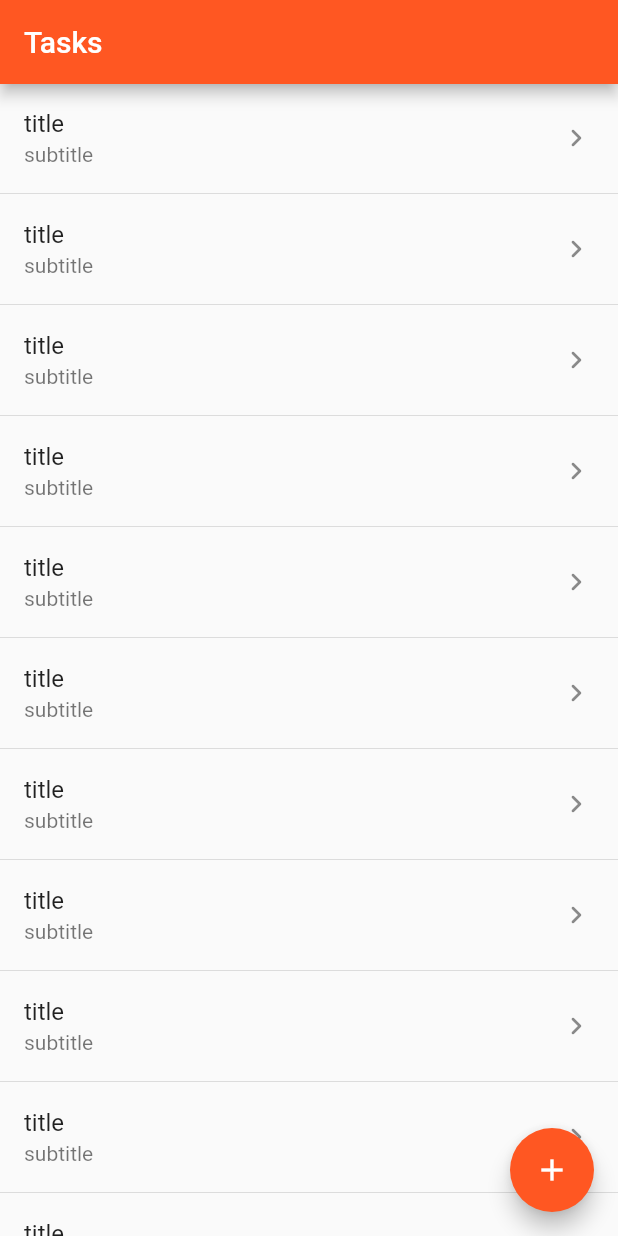
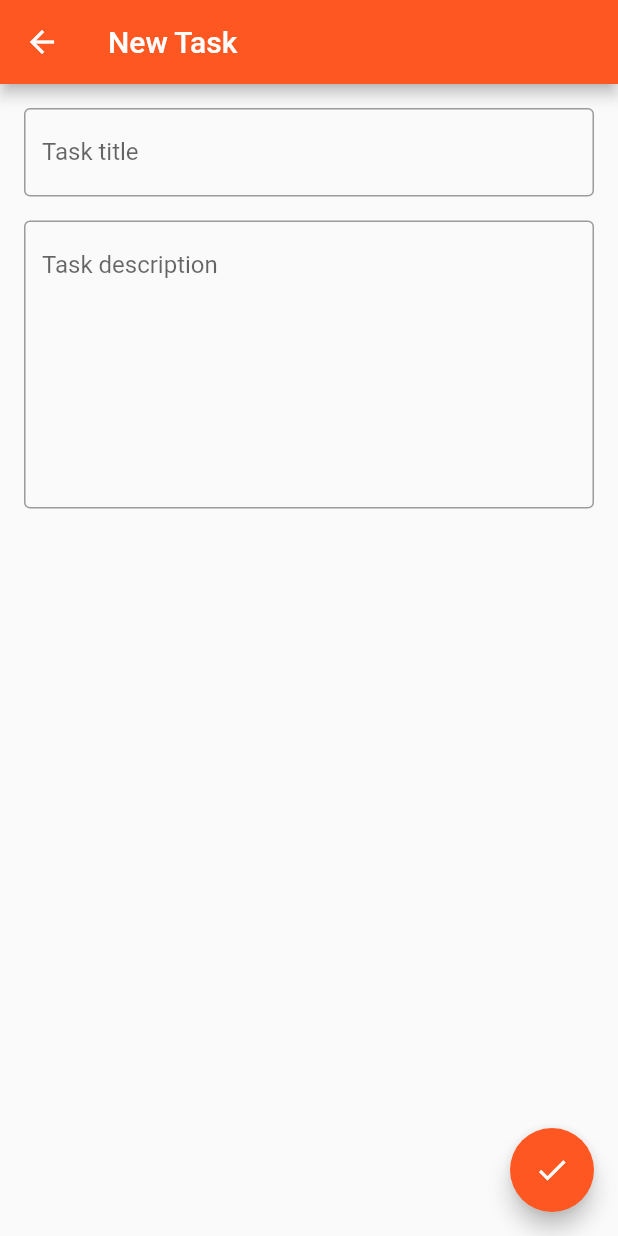
Before and after one commit to Beisenbayev/task-tracker-app, a Flutter app: the screen it shows after launch, after a tap on the "add" icon, on a phone screen of 412 x 824 dp. Run offline on Flutter 3.47's test engine with Material 2 defaults, Android fonts, the phone set to English and light mode, and no system bars; drawn by our look-alikes of flutter_slidable; our stand-ins replace hive, hive_flutter; accounts and stored records are empty.

Commit message:
create new task page make up

```diff
--- /dev/null
+++ b/lib/app/tasks/create_task_page.dart
@@ -0,0 +1,61 @@
+import 'package:flutter/material.dart';
+
+class CreateTaskPage extends StatelessWidget {
+  const CreateTaskPage({Key? key}) : super(key: key);
+
+  @override
+  Widget build(BuildContext context) {
+    return _CreateTaskPageContent();
+  }
+}
+
+class _CreateTaskPageContent extends StatelessWidget {
+  @override
+  Widget build(BuildContext context) {
+    return Scaffold(
+      appBar: AppBar(title: const Text('New Task')),
+      body: Padding(
+        padding: const EdgeInsets.all(16.0),
+        child: Column(
+          children: [
+            _TitleInputWidget(),
+            const SizedBox(height: 16),
+            _TextInputWidget(),
+          ],
+        ),
+      ),
+      floatingActionButton: FloatingActionButton(
+        onPressed: () {},
+        child: const Icon(Icons.done),
+      ),
+    );
+  }
+}
+
+class _TitleInputWidget extends StatelessWidget {
+  @override
+  Widget build(BuildContext context) {
+    return TextField(
+      decoration: const InputDecoration(
+        border: OutlineInputBorder(),
+        labelText: 'Task title',
+      ),
+      onChanged: (value) => print(value),
+    );
+  }
+}
+
+class _TextInputWidget extends StatelessWidget {
+  @override
+  Widget build(BuildContext context) {
+    return TextField(
+      maxLines: 8,
+      decoration: const InputDecoration(
+        border: OutlineInputBorder(),
+        labelText: 'Task description',
+        alignLabelWithHint: true,
+      ),
+      onChanged: (value) => print(value),
+    );
+  }
+}
--- a/lib/app/tasks/tasks_page.dart
+++ b/lib/app/tasks/tasks_page.dart
@@ -22,6 +22,10 @@ class _TasksPageState extends State<TasksPage> {
 }
 
 class _TasksPageContent extends StatelessWidget {
+  void openCreateTaskPage(BuildContext context) {
+    Navigator.of(context).pushNamed('/tasks/form');
+  }
+
   @override
   Widget build(BuildContext context) {
     final model = TasksModelProvider.of(context)!.model;
@@ -44,9 +48,7 @@ class _TasksPageContent extends StatelessWidget {
       ),
       floatingActionButton: FloatingActionButton(
         child: const Icon(Icons.add),
-        onPressed: () {
-          print(model);
-        },
+        onPressed: () => openCreateTaskPage(context),
       ),
     );
   }
--- a/lib/router/routes.dart
+++ b/lib/router/routes.dart
@@ -1,11 +1,12 @@
 import 'package:flutter/material.dart';
+import 'package:to_do_app/app/tasks/create_task_page.dart';
 import 'package:to_do_app/app/tasks/tasks_page.dart';
 import 'package:to_do_app/router/not_found_router_page.dart';
 
 class RoutesData {
   static final routes = {
     '/tasks': (context) => const TasksPage(),
-    //'/tasks/form': (context) => const TasksFormPage()
+    '/tasks/form': (context) => const CreateTaskPage()
   };
 
   static const initialRoute = '/tasks';
```
